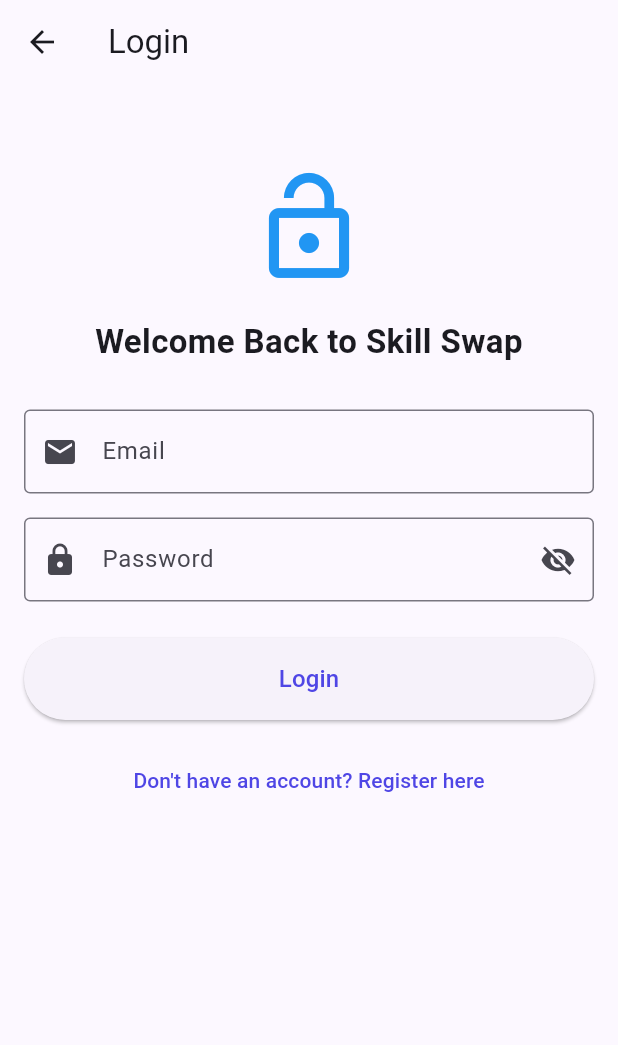
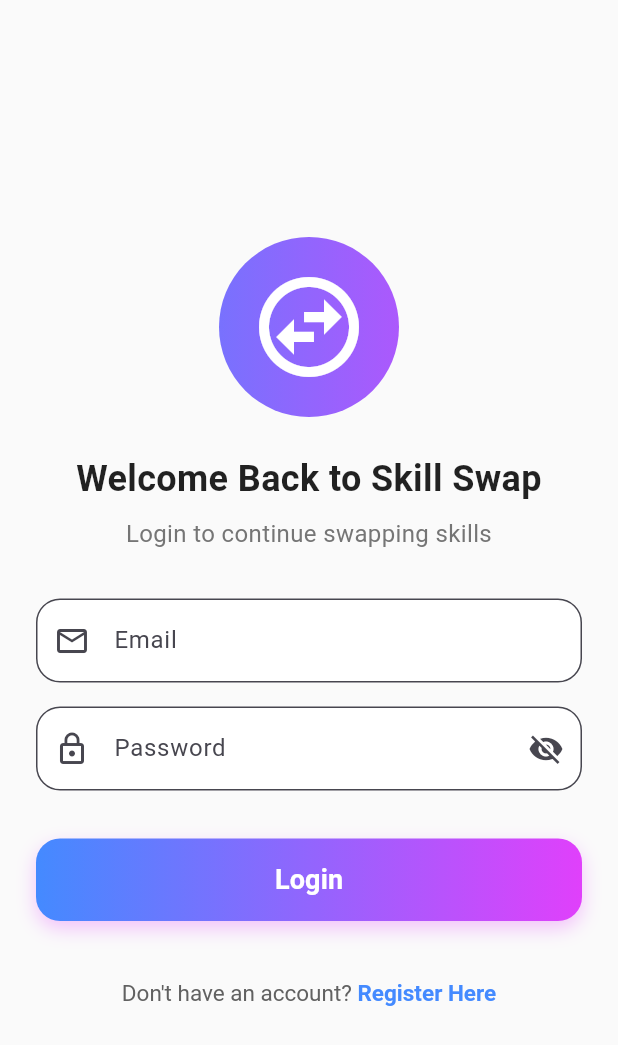
Before and after one commit to GitGuru420/skill_swap, a Flutter app: the LoginScreen screen opened by its route, on a phone screen of 412 x 824 dp. Shown: the top 1045 px of the screen. Run offline on Flutter 3.47's test engine with Material 3 defaults, Android fonts, the phone set to English and light mode, and no system bars; our stand-ins replace shared_preferences, supabase_flutter; accounts and stored records are empty.

Commit message:
Update Login UI

```diff
--- a/lib/features/auth/login_screen.dart
+++ b/lib/features/auth/login_screen.dart
@@ -69,34 +69,72 @@
   @override
   Widget build(BuildContext context) {
     return Scaffold(
-      appBar: AppBar(title: const Text('Login')),
-      body: Padding(
-        padding: const EdgeInsets.all(16.0),
+      backgroundColor: Colors.grey.shade50,
+      body: SafeArea(
+        child: Center(
+          child: SingleChildScrollView(
+            padding: const EdgeInsets.symmetric(horizontal: 24.0),
             child: Form(
               key: _formKey,
-          child: SingleChildScrollView(
               child: Column(
                 mainAxisAlignment: MainAxisAlignment.center,
                 crossAxisAlignment: CrossAxisAlignment.stretch,
                 children: [
-                const SizedBox(height: 40),
-                const Icon(Icons.lock_open, size: 80, color: Colors.blue),
                   const SizedBox(height: 20),
+
+                  Container(
+                    height: 120,
+                    width: 120,
+                    decoration: const BoxDecoration(
+                      shape: BoxShape.circle,
+                      gradient: LinearGradient(
+                        colors: [Colors.blueAccent, Colors.purpleAccent],
+                      ),
+                    ),
+                    child: const Icon(
+                      Icons.swap_horizontal_circle_outlined,
+                      size: 80,
+                      color: Colors.white,
+                    ),
+                  ),
+
+                  const SizedBox(height: 24),
+
                   const Text(
                     'Welcome Back to Skill Swap',
                     textAlign: TextAlign.center,
-                  style: TextStyle(fontSize: 22, fontWeight: FontWeight.bold),
+                    style: TextStyle(
+                      fontSize: 24,
+                      fontWeight: FontWeight.bold,
+                      color: Colors.black87,
                     ),
-                const SizedBox(height: 30),
+                  ),
+                  const SizedBox(height: 8),
+                  Text(
+                    'Login to continue swapping skills',
+                    textAlign: TextAlign.center,
+                    style: TextStyle(fontSize: 16, color: Colors.grey.shade600),
+                  ),
+                  const SizedBox(height: 32),
 
                   // Email Field
                   TextFormField(
                     controller: _emailController,
                     keyboardType: TextInputType.emailAddress,
-                  decoration: const InputDecoration(
+                    decoration: InputDecoration(
                       labelText: 'Email',
-                    border: OutlineInputBorder(),
-                    prefixIcon: Icon(Icons.email),
+                      hintText: 'Enter your email address',
+                      prefixIcon: const Icon(Icons.email_outlined),
+                      filled: true,
+                      fillColor: Colors.white,
+                      border: OutlineInputBorder(
+                        borderRadius: BorderRadius.circular(16),
+                        // borderSide: BorderSide.none,
+                      ),
+                      focusedBorder: OutlineInputBorder(
+                        borderRadius: BorderRadius.circular(16),
+                        borderSide: const BorderSide(color: Colors.blueAccent, width: 2),
+                      ),
                     ),
                     validator: (value) {
                       if (value == null || value.trim().isEmpty) {
@@ -116,8 +154,18 @@
                     obscureText: !_isPasswordVisible,
                     decoration: InputDecoration(
                       labelText: 'Password',
-                    border: const OutlineInputBorder(),
-                    prefixIcon: const Icon(Icons.lock),
+                      hintText: 'Enter your password',
+                      prefixIcon: const Icon(Icons.lock_outline),
+                      filled: true,
+                      fillColor: Colors.white,
+                      border: OutlineInputBorder(
+                        borderRadius: BorderRadius.circular(16),
+                        // borderSide: BorderSide.none,
+                      ),
+                      focusedBorder: OutlineInputBorder(
+                        borderRadius: BorderRadius.circular(16),
+                        borderSide: const BorderSide(color: Colors.blueAccent, width: 2),
+                      ),
                       suffixIcon: IconButton(
                         icon: Icon(
                           _isPasswordVisible ? Icons.visibility : Icons.visibility_off,
@@ -139,26 +187,70 @@
                       return null;
                     },
                   ),
-                const SizedBox(height: 24),
+                  const SizedBox(height: 32),
 
                   // Login Button
-                ElevatedButton(
+                  Container(
+                    height: 55,
+                    decoration: BoxDecoration(
+                      borderRadius: BorderRadius.circular(16),
+                      gradient: const LinearGradient(
+                        colors: [Colors.blueAccent, Colors.purpleAccent],
+                        begin: Alignment.centerLeft,
+                        end: Alignment.centerRight,
+                      ),
+                      boxShadow: [
+                        BoxShadow(
+                          color: Colors.purpleAccent.withOpacity(0.3),
+                          blurRadius: 10,
+                          offset: const Offset(0, 5),
+                        ),
+                      ],
+                    ),
+                    child: ElevatedButton(
                       onPressed: _handleLogin,
                       style: ElevatedButton.styleFrom(
-                    padding: const EdgeInsets.symmetric(vertical: 16),
+                        backgroundColor: Colors.transparent,
+                        shadowColor: Colors.transparent,
+                        shape: RoundedRectangleBorder(
+                          borderRadius: BorderRadius.circular(16),
                         ),
-                  child: const Text('Login', style: TextStyle(fontSize: 16)),
                       ),
-                const SizedBox(height: 16),
+                      child: const Text(
+                        'Login',
+                        style: TextStyle(
+                          fontSize: 18,
+                          fontWeight: FontWeight.bold,
+                          color: Colors.white
+                        ),
+                      ),
+                    ),
+                  ),
+                  const SizedBox(height: 24),
 
                   // Navigate to Register
                   TextButton(
                     onPressed: () {
                       Navigator.pushNamed(context, '/register');
                     },
-                  child: const Text("Don't have an account? Register here"),
+                    child: RichText(
+                      text: TextSpan(
+                        text: "Don't have an account? ",
+                        style: TextStyle(color: Colors.grey.shade700, fontSize: 15),
+                        children: const [
+                          TextSpan(
+                            text: 'Register Here',
+                            style: TextStyle(
+                              color: Colors.blueAccent,
+                              fontWeight: FontWeight.bold,
+                            ),
                           ),
                         ],
+                      ),
+                    ),
+                  ),
+                ],
+              ),
             ),
           ),
         ),
```
Lines whose indentation alone changed are shown as unchanged.
